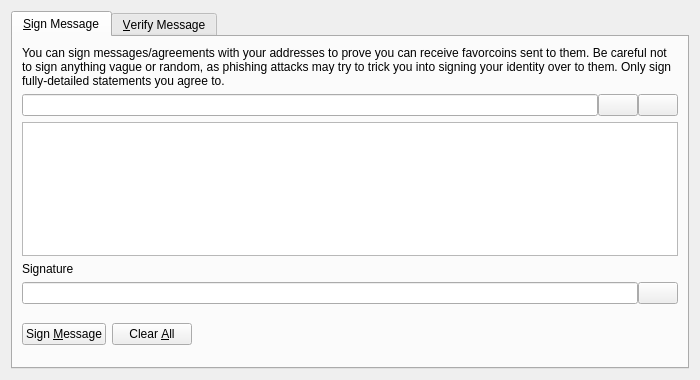
Qt form src/qt/forms/signverifymessagedialog.ui (otecmichal/kryptokoruna) before a commit.
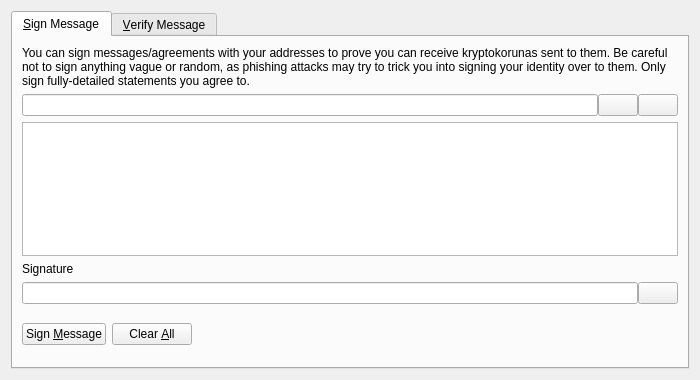
The same form after that commit. Icons and pictures are not drawn. Custom widgets are drawn as their Qt base class.

Commit message: replacing strings favorcoin -> kryptokoruna

What changed in the file:
```diff
--- a/src/qt/forms/signverifymessagedialog.ui
+++ b/src/qt/forms/signverifymessagedialog.ui
@@ -30,7 +30,7 @@
        <item>
         <widget class="QLabel" name="infoLabel_SM">
          <property name="text">
-          <string>You can sign messages/agreements with your addresses to prove you can receive favorcoins sent to them. Be careful not to sign anything vague or random, as phishing attacks may try to trick you into signing your identity over to them. Only sign fully-detailed statements you agree to.</string>
+          <string>You can sign messages/agreements with your addresses to prove you can receive kryptokorunas sent to them. Be careful not to sign anything vague or random, as phishing attacks may try to trick you into signing your identity over to them. Only sign fully-detailed statements you agree to.</string>
          </property>
          <property name="textFormat">
           <enum>Qt::PlainText</enum>
```
Left out of the diff: 8 changed lines with no effect on the pictures. The commit also changes 213 other files.
